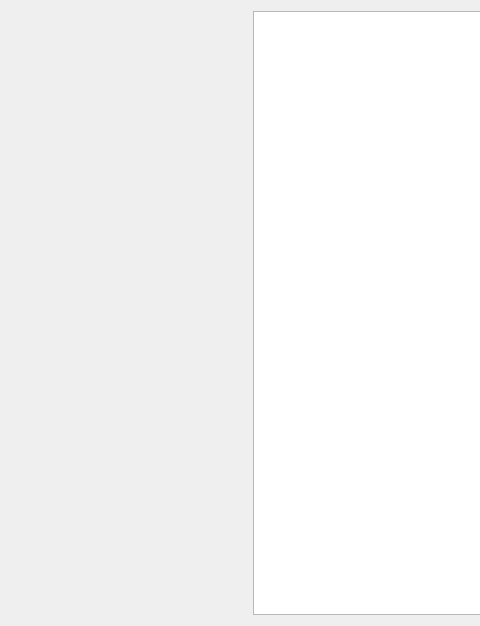
First picture: the form in src/configmanager/ui/nodewidgets/ui_mapwidget.ui, repository roam-qgis/Roam, before the edit; both pictures show x 216 to 696 and y 0 to 626 of the 880 by 626 pixel window.
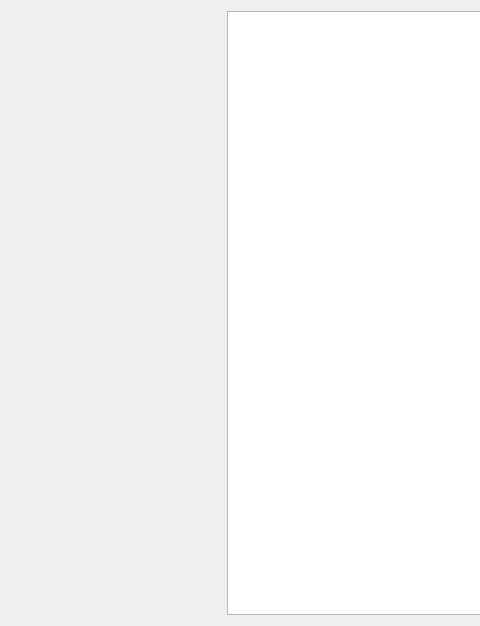
Second picture: the form after the edit. Custom widgets are drawn as their Qt base class.

Patch:
```diff
--- a/src/configmanager/ui/nodewidgets/ui_mapwidget.ui
+++ b/src/configmanager/ui/nodewidgets/ui_mapwidget.ui
@@ -29,14 +29,14 @@
      <item>
       <widget class="QTextBrowser" name="textMapReport">
        <property name="sizePolicy">
-        <sizepolicy hsizetype="Ignored" vsizetype="Expanding">
+        <sizepolicy hsizetype="Preferred" vsizetype="Expanding">
          <horstretch>0</horstretch>
          <verstretch>0</verstretch>
         </sizepolicy>
        </property>
        <property name="maximumSize">
         <size>
-         <width>400</width>
+         <width>16777215</width>
          <height>16777215</height>
         </size>
        </property>
```
